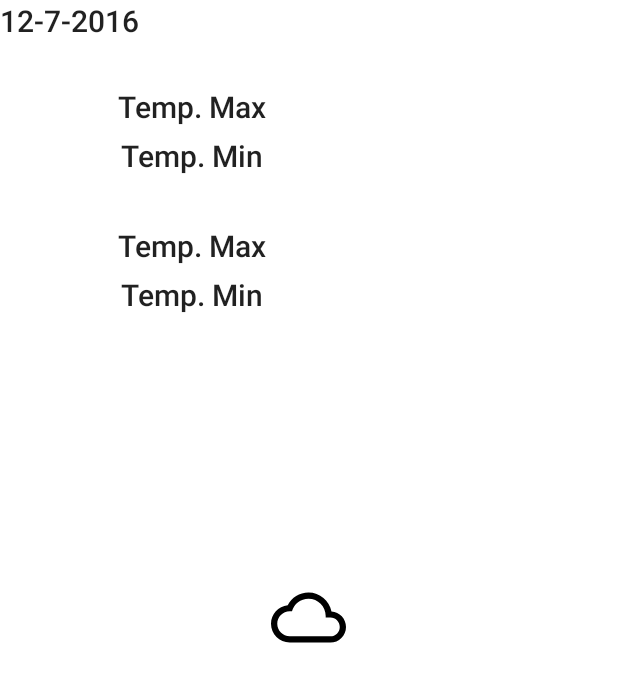
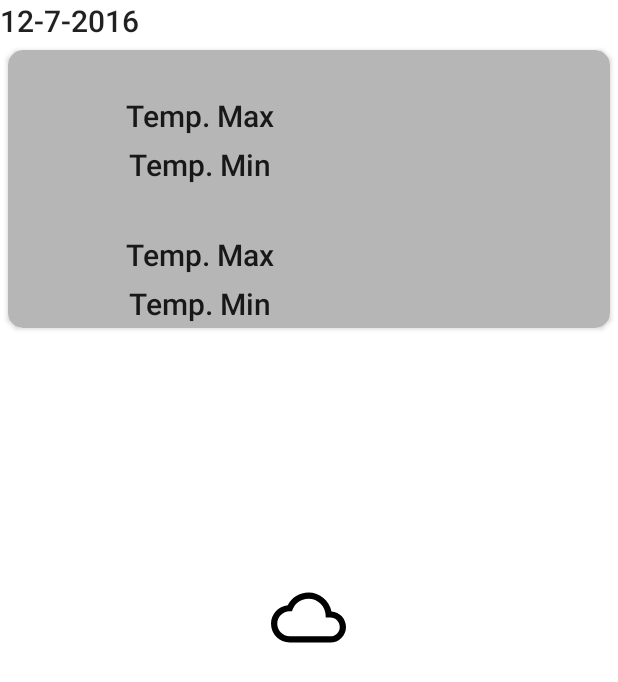
Before and after one commit to ivancity/rssfeed, an Android app: the layout main_list_item.xml on its own in the app's theme, with its tools: preview values and no code run, on a phone screen of 412 x 824 dp. Shown: the top 682 px of the screen. Run offline under Robolectric (Android 15) with nearby library versions, the phone set to English and light mode, and no system bars.

Commit message:
styling and layout changes. Some new UI behavior additions.

```diff
--- a/app/src/main/java/design/ivan/app/weatherrss/MainScreen/IMainContract.java
+++ b/app/src/main/java/design/ivan/app/weatherrss/MainScreen/IMainContract.java
@@ -19,6 +19,7 @@ public interface IMainContract {
         void showMessage(@StringRes int message);
         void enableUI(boolean activate);
         void loadData(SparseArray<Forecast> forecastSparseArray);
+        int adapterItemCount();
     }
     interface ActionListener {
         void getRSSFeed();
--- a/app/src/main/java/design/ivan/app/weatherrss/Network/NetworkChangeReceiver.java
+++ b/app/src/main/java/design/ivan/app/weatherrss/Network/NetworkChangeReceiver.java
@@ -20,7 +20,7 @@ public class NetworkChangeReceiver extends BroadcastReceiver {
 
     @Override
     public void onReceive(Context context, Intent intent) {
-        Log.d(TAG, "onReceive: here ");
+        Log.d(TAG, "onReceive: here listener = " + listener);
         if(listener == null)
             return;
         listener.onNetworkChange(Utility.isAppOnline(context));
--- a/app/src/main/java/design/ivan/app/weatherrss/Utility.java
+++ b/app/src/main/java/design/ivan/app/weatherrss/Utility.java
@@ -38,7 +38,7 @@ public class Utility {
     public static SparseArray<Forecast> arrayMapToSparseArray(ArrayMap<String, Forecast> forecastData){
         SparseArray<Forecast> forecastSparseArray = new SparseArray<>();
         Forecast forecast;
-        //faster for loop iteration due to use of ArrayMap
+        //faster for loop iteration if we stick to regular for loop
         for (int i = 0; i < forecastData.size(); i++) {
             forecast = forecastData.valueAt(i);
             forecastSparseArray.append(i, forecast);
@@ -158,8 +158,5 @@ public class Utility {
         //send if it is connected or not
         return  activeNetwork != null &&
                 activeNetwork.isConnectedOrConnecting();
-
-
     }
-
 }
--- a/app/src/main/res/layout/list_item_first_day.xml
+++ b/app/src/main/res/layout/list_item_first_day.xml
@@ -4,6 +4,7 @@
     xmlns:tools="http://schemas.android.com/tools"
     android:layout_width="match_parent"
     android:layout_height="wrap_content"
+    android:theme="@style/GridlayoutStyle"
     app:columnCount="2">
     <TextView
         android:id="@+id/main_list_item_title"
--- a/app/src/main/res/layout/main_list_item.xml
+++ b/app/src/main/res/layout/main_list_item.xml
@@ -1,6 +1,8 @@
 <?xml version="1.0" encoding="utf-8"?>
 <LinearLayout xmlns:android="http://schemas.android.com/apk/res/android"
     xmlns:tools="http://schemas.android.com/tools"
+    xmlns:app="http://schemas.android.com/apk/res-auto"
+    xmlns:card_view="http://schemas.android.com/apk/res-auto"
     android:id="@+id/layout_list_item"
     android:orientation="vertical"
     android:layout_width="match_parent"
@@ -12,6 +14,19 @@
         android:gravity="start"
         android:textAppearance="@style/TextAppearance.AppCompat.Title"
         tools:text="12-7-2016"/>
+
+    <android.support.v7.widget.CardView
+        android:layout_width="match_parent"
+        android:layout_height="wrap_content"
+        app:cardUseCompatPadding="true"
+        card_view:cardBackgroundColor="@color/light_gray"
+        card_view:contentPaddingRight="@dimen/list_card_pading"
+        card_view:contentPaddingLeft="@dimen/list_card_pading"
+        card_view:cardCornerRadius="10dp">
+        <LinearLayout
+            android:layout_width="match_parent"
+            android:layout_height="wrap_content"
+            android:orientation="vertical">
             <include
                 android:id="@+id/item_day"
                 layout="@layout/main_list_item_generic"
@@ -23,3 +38,7 @@
                 android:layout_width="match_parent"
                 android:layout_height="wrap_content" />
         </LinearLayout>
+    </android.support.v7.widget.CardView>
+
+
+</LinearLayout>
--- a/app/src/main/res/values/colors.xml
+++ b/app/src/main/res/values/colors.xml
@@ -1,6 +1,8 @@
 <?xml version="1.0" encoding="utf-8"?>
 <resources>
-    <color name="colorPrimary">#3F51B5</color>
-    <color name="colorPrimaryDark">#303F9F</color>
-    <color name="colorAccent">#FF4081</color>
+    <color name="colorPrimary">#00BCD4</color>
+    <color name="colorPrimaryDark">#0097A7</color>
+    <color name="colorAccent">#448AFF</color>
+    <color name="gray">#727272</color>
+    <color name="light_gray">#B6B6B6</color>
 </resources>
--- a/app/src/main/res/values/dimens.xml
+++ b/app/src/main/res/values/dimens.xml
@@ -8,4 +8,6 @@
     <dimen name="list_item_first_low">40dp</dimen>
     <dimen name="list_item_text_high">40sp</dimen>
     <dimen name="list_item_text_low">20sp</dimen>
+    <dimen name="list_padding_sides">10dp</dimen>
+    <dimen name="list_card_pading">5dp</dimen>
 </resources>
--- a/app/src/main/res/values/styles.xml
+++ b/app/src/main/res/values/styles.xml
@@ -12,4 +12,8 @@
         <item name="android:windowBackground">@drawable/launch_screen</item>
     </style>
 
+    <style name="GridlayoutStyle">
+        <item name="android:textColor">@android:color/white</item>
+    </style>
+
 </resources>
```
Also changed, not shown: app/src/main/java/design/ivan/app/weatherrss/MainActivity.java (+8 -0 lines), app/src/main/java/design/ivan/app/weatherrss/MainScreen/MainPresenter.java (+11 -7 lines), app/src/main/res/layout/activity_main.xml (+6 -1 lines), app/src/main/res/layout/main_list_item_first.xml (+25 -1 lines). Lines whose indentation alone changed are shown as unchanged.
